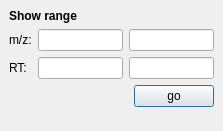
Old version of the form source/VISUAL/DIALOGS/Spectrum2DGoToDialog.ui in the repository hroest/flaming-archer.
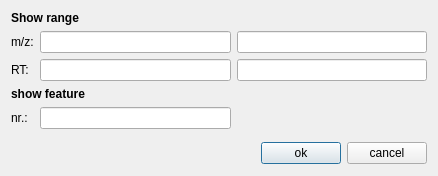
New version of the form.

Commit message: Update GoTo Dialogs; Added GoTo for feature numbers

Patch:
```diff
--- a/source/VISUAL/DIALOGS/Spectrum2DGoToDialog.ui
+++ b/source/VISUAL/DIALOGS/Spectrum2DGoToDialog.ui
@@ -5,40 +5,52 @@
    <rect>
     <x>0</x>
     <y>0</y>
-    <width>223</width>
-    <height>131</height>
+    <width>434</width>
+    <height>176</height>
    </rect>
   </property>
+  <property name="sizePolicy" >
+   <sizepolicy vsizetype="Preferred" hsizetype="Minimum" >
+    <horstretch>0</horstretch>
+    <verstretch>0</verstretch>
+   </sizepolicy>
+  </property>
   <property name="windowTitle" >
    <string>go to</string>
   </property>
-  <layout class="QVBoxLayout" >
-   <property name="margin" >
-    <number>9</number>
-   </property>
-   <property name="spacing" >
-    <number>6</number>
-   </property>
-   <item>
+  <layout class="QGridLayout" >
+   <item row="0" column="0" >
     <layout class="QGridLayout" >
-     <property name="margin" >
-      <number>0</number>
-     </property>
-     <property name="spacing" >
-      <number>6</number>
-     </property>
-     <item row="2" column="2" >
-      <widget class="QLineEdit" name="max_rt_" >
-       <property name="maximumSize" >
-        <size>
-         <width>300</width>
-         <height>32767</height>
-        </size>
+     <item row="0" column="0" colspan="3" >
+      <widget class="QLabel" name="range_label_" >
+       <property name="sizePolicy" >
+        <sizepolicy vsizetype="Minimum" hsizetype="Preferred" >
+         <horstretch>0</horstretch>
+         <verstretch>0</verstretch>
+        </sizepolicy>
+       </property>
+       <property name="font" >
+        <font>
+         <weight>75</weight>
+         <bold>true</bold>
+        </font>
+       </property>
+       <property name="text" >
+        <string>Show range</string>
+       </property>
+       <property name="wordWrap" >
+        <bool>false</bool>
        </property>
       </widget>
      </item>
      <item row="1" column="0" >
-      <widget class="QLabel" name="textLabel1_2" >
+      <widget class="QLabel" name="mz_" >
+       <property name="sizePolicy" >
+        <sizepolicy vsizetype="Minimum" hsizetype="Minimum" >
+         <horstretch>0</horstretch>
+         <verstretch>0</verstretch>
+        </sizepolicy>
+       </property>
        <property name="text" >
         <string>m/z:</string>
        </property>
@@ -49,6 +61,28 @@
      </item>
      <item row="1" column="1" >
       <widget class="QLineEdit" name="min_mz_" >
+       <property name="sizePolicy" >
+        <sizepolicy vsizetype="Minimum" hsizetype="MinimumExpanding" >
+         <horstretch>0</horstretch>
+         <verstretch>0</verstretch>
+        </sizepolicy>
+       </property>
+       <property name="maximumSize" >
+        <size>
+         <width>300</width>
+         <height>32767</height>
+        </size>
+       </property>
+      </widget>
+     </item>
+     <item row="1" column="2" >
+      <widget class="QLineEdit" name="max_mz_" >
+       <property name="sizePolicy" >
+        <sizepolicy vsizetype="Fixed" hsizetype="MinimumExpanding" >
+         <horstretch>0</horstretch>
+         <verstretch>0</verstretch>
+        </sizepolicy>
+       </property>
        <property name="maximumSize" >
         <size>
          <width>300</width>
@@ -58,7 +92,13 @@
       </widget>
      </item>
      <item row="2" column="0" >
-      <widget class="QLabel" name="textLabel2_3" >
+      <widget class="QLabel" name="rt_" >
+       <property name="sizePolicy" >
+        <sizepolicy vsizetype="Minimum" hsizetype="Minimum" >
+         <horstretch>0</horstretch>
+         <verstretch>0</verstretch>
+        </sizepolicy>
+       </property>
        <property name="text" >
         <string>RT:</string>
        </property>
@@ -69,6 +109,12 @@
      </item>
      <item row="2" column="1" >
       <widget class="QLineEdit" name="min_rt_" >
+       <property name="sizePolicy" >
+        <sizepolicy vsizetype="Minimum" hsizetype="MinimumExpanding" >
+         <horstretch>0</horstretch>
+         <verstretch>0</verstretch>
+        </sizepolicy>
+       </property>
        <property name="maximumSize" >
         <size>
          <width>300</width>
@@ -77,8 +123,14 @@
        </property>
       </widget>
      </item>
-     <item row="1" column="2" >
-      <widget class="QLineEdit" name="max_mz_" >
+     <item row="2" column="2" >
+      <widget class="QLineEdit" name="max_rt_" >
+       <property name="sizePolicy" >
+        <sizepolicy vsizetype="Minimum" hsizetype="MinimumExpanding" >
+         <horstretch>0</horstretch>
+         <verstretch>0</verstretch>
+        </sizepolicy>
+       </property>
        <property name="maximumSize" >
         <size>
          <width>300</width>
@@ -87,8 +139,14 @@
        </property>
       </widget>
      </item>
-     <item row="0" column="0" colspan="3" >
-      <widget class="QLabel" name="textLabel2_2" >
+     <item row="3" column="0" colspan="3" >
+      <widget class="QLabel" name="feature_label_" >
+       <property name="sizePolicy" >
+        <sizepolicy vsizetype="Minimum" hsizetype="Preferred" >
+         <horstretch>0</horstretch>
+         <verstretch>0</verstretch>
+        </sizepolicy>
+       </property>
        <property name="font" >
         <font>
          <weight>75</weight>
@@ -96,58 +154,85 @@
         </font>
        </property>
        <property name="text" >
-        <string>Show range</string>
+        <string>show feature</string>
        </property>
        <property name="wordWrap" >
         <bool>false</bool>
        </property>
       </widget>
      </item>
-    </layout>
-   </item>
-   <item>
-    <layout class="QHBoxLayout" >
-     <property name="margin" >
-      <number>0</number>
-     </property>
-     <property name="spacing" >
-      <number>6</number>
-     </property>
-     <item>
-      <spacer>
-       <property name="orientation" >
-        <enum>Qt::Horizontal</enum>
+     <item row="4" column="0" >
+      <widget class="QLabel" name="nr_" >
+       <property name="text" >
+        <string>nr.:</string>
        </property>
-       <property name="sizeHint" >
+       <property name="wordWrap" >
+        <bool>false</bool>
+       </property>
+      </widget>
+     </item>
+     <item row="4" column="1" >
+      <widget class="QLineEdit" name="feature_number_" >
+       <property name="sizePolicy" >
+        <sizepolicy vsizetype="Minimum" hsizetype="MinimumExpanding" >
+         <horstretch>0</horstretch>
+         <verstretch>0</verstretch>
+        </sizepolicy>
+       </property>
+       <property name="maximumSize" >
         <size>
-         <width>40</width>
-         <height>20</height>
+         <width>300</width>
+         <height>32767</height>
         </size>
        </property>
-      </spacer>
-     </item>
-     <item>
-      <widget class="QPushButton" name="button" >
-       <property name="text" >
-        <string>go</string>
-       </property>
       </widget>
      </item>
     </layout>
    </item>
-   <item>
+   <item row="1" column="0" >
     <spacer>
      <property name="orientation" >
       <enum>Qt::Vertical</enum>
      </property>
      <property name="sizeHint" >
       <size>
-       <width>20</width>
-       <height>40</height>
+       <width>416</width>
+       <height>16</height>
       </size>
      </property>
     </spacer>
    </item>
+   <item row="2" column="0" >
+    <layout class="QHBoxLayout" >
+     <item>
+      <spacer>
+       <property name="orientation" >
+        <enum>Qt::Horizontal</enum>
+       </property>
+       <property name="sizeHint" >
+        <size>
+         <width>171</width>
+         <height>23</height>
+        </size>
+       </property>
+      </spacer>
+     </item>
+     <item>
+      <widget class="QPushButton" name="ok_button_" >
+       <property name="text" >
+        <string>ok</string>
+       </property>
+      </widget>
+     </item>
+     <item>
+      <widget class="QPushButton" name="cancel_button_" >
+       <property name="text" >
+        <string>cancel</string>
+       </property>
+      </widget>
+     </item>
+    </layout>
+   </item>
   </layout>
  </widget>
  <layoutdefault spacing="6" margin="11" />
```
Left out of the diff: 26 changed lines with no effect on the pictures. The commit also changes 15 other files.
